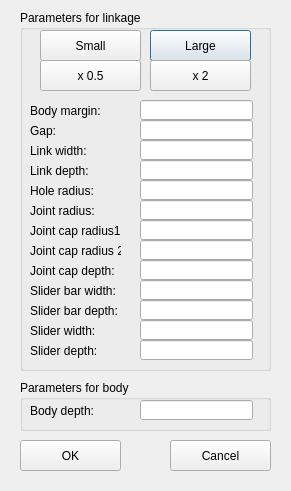
The window that KinematicDesign/OptionDialog.ui (gnishida/KinematicDesign) describes before a commit, drawn with Qt 5.
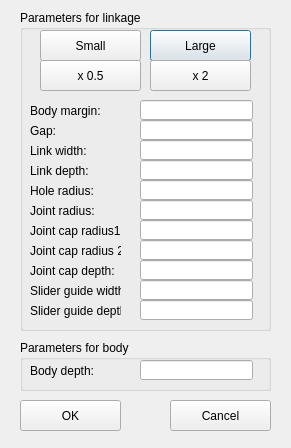
The same window after the commit.

Commit message: updated slider geometry

The edit to the form file:
```diff
--- a/KinematicDesign/OptionDialog.ui
+++ b/KinematicDesign/OptionDialog.ui
@@ -7,7 +7,7 @@
     <x>0</x>
     <y>0</y>
     <width>291</width>
-    <height>491</height>
+    <height>448</height>
    </rect>
   </property>
   <property name="windowTitle">
@@ -19,7 +19,7 @@
      <x>20</x>
      <y>10</y>
      <width>251</width>
-     <height>361</height>
+     <height>321</height>
     </rect>
    </property>
    <property name="title">
@@ -166,20 +166,7 @@
      </rect>
     </property>
     <property name="text">
-     <string>Slider bar width:</string>
-    </property>
-   </widget>
-   <widget class="QLabel" name="label_9">
-    <property name="geometry">
-     <rect>
-      <x>10</x>
-      <y>310</y>
-      <width>91</width>
-      <height>21</height>
-     </rect>
-    </property>
-    <property name="text">
-     <string>Slider width:</string>
+     <string>Slider guide width:</string>
     </property>
    </widget>
    <widget class="QLabel" name="label_10">
@@ -192,20 +179,7 @@
      </rect>
     </property>
     <property name="text">
-     <string>Slider bar depth:</string>
-    </property>
-   </widget>
-   <widget class="QLabel" name="label_11">
-    <property name="geometry">
-     <rect>
-      <x>10</x>
-      <y>330</y>
-      <width>91</width>
-      <height>21</height>
-     </rect>
-    </property>
-    <property name="text">
-     <string>Slider depth:</string>
+     <string>Slider guide depth:</string>
     </property>
    </widget>
    <widget class="QLineEdit" name="lineEditJointCapRadius1">
@@ -258,26 +232,6 @@
      </rect>
     </property>
    </widget>
-   <widget class="QLineEdit" name="lineEditSliderWidth">
-    <property name="geometry">
-     <rect>
-      <x>120</x>
-      <y>310</y>
-      <width>113</width>
-      <height>20</height>
-     </rect>
-    </property>
-   </widget>
-   <widget class="QLineEdit" name="lineEditSliderDepth">
-    <property name="geometry">
-     <rect>
-      <x>120</x>
-      <y>330</y>
-      <width>113</width>
-      <height>20</height>
-     </rect>
-    </property>
-   </widget>
    <widget class="QLabel" name="label_12">
     <property name="geometry">
      <rect>
@@ -381,7 +335,7 @@
    <property name="geometry">
     <rect>
      <x>20</x>
-     <y>440</y>
+     <y>400</y>
      <width>101</width>
      <height>31</height>
     </rect>
@@ -394,7 +348,7 @@
    <property name="geometry">
     <rect>
      <x>170</x>
-     <y>440</y>
+     <y>400</y>
      <width>101</width>
      <height>31</height>
     </rect>
@@ -407,7 +361,7 @@
    <property name="geometry">
     <rect>
      <x>20</x>
-     <y>380</y>
+     <y>340</y>
      <width>251</width>
      <height>51</height>
     </rect>
```
Left out of the diff: 10 changed lines with no effect on the pictures. The commit also changes 8 other files.
